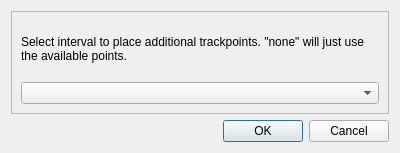
ntruchsess/QLandkarteGT, file src/IDlgConvertToTrack.ui: the form before one commit.
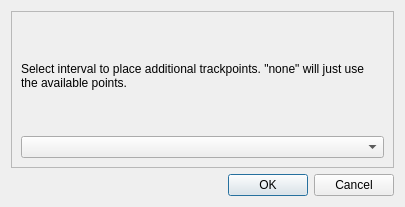
The form after the commit.

```diff
--- a/src/IDlgConvertToTrack.ui
+++ b/src/IDlgConvertToTrack.ui
@@ -1,12 +1,12 @@
 <ui version="4.0" >
  <class>IDlgConvertToTrack</class>
- <widget class="QDialog" name="IDlgConvertToTrack" >
-  <property name="geometry" >
+ <widget class="QDialog" name="IDlgConvertToTrack">
+  <property name="geometry">
    <rect>
     <x>0</x>
     <y>0</y>
-    <width>400</width>
-    <height>153</height>
+    <width>405</width>
+    <height>207</height>
    </rect>
   </property>
   <property name="windowTitle" >
```
Left out of the diff: 39 changed lines with no effect on the pictures.
